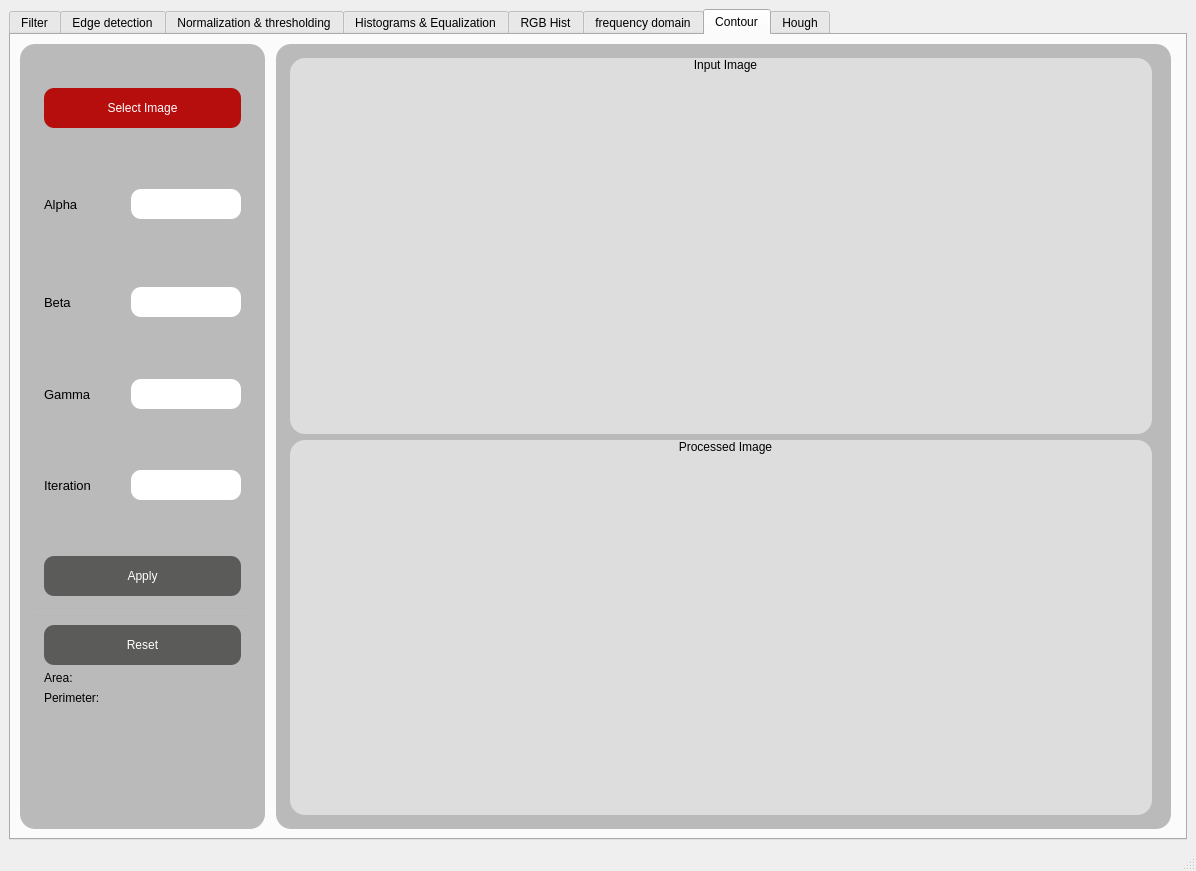
Above: task1.ui from Mohamed-hazem-mahrous/computer_vision_toolkit before the change. Below: the same form after it.
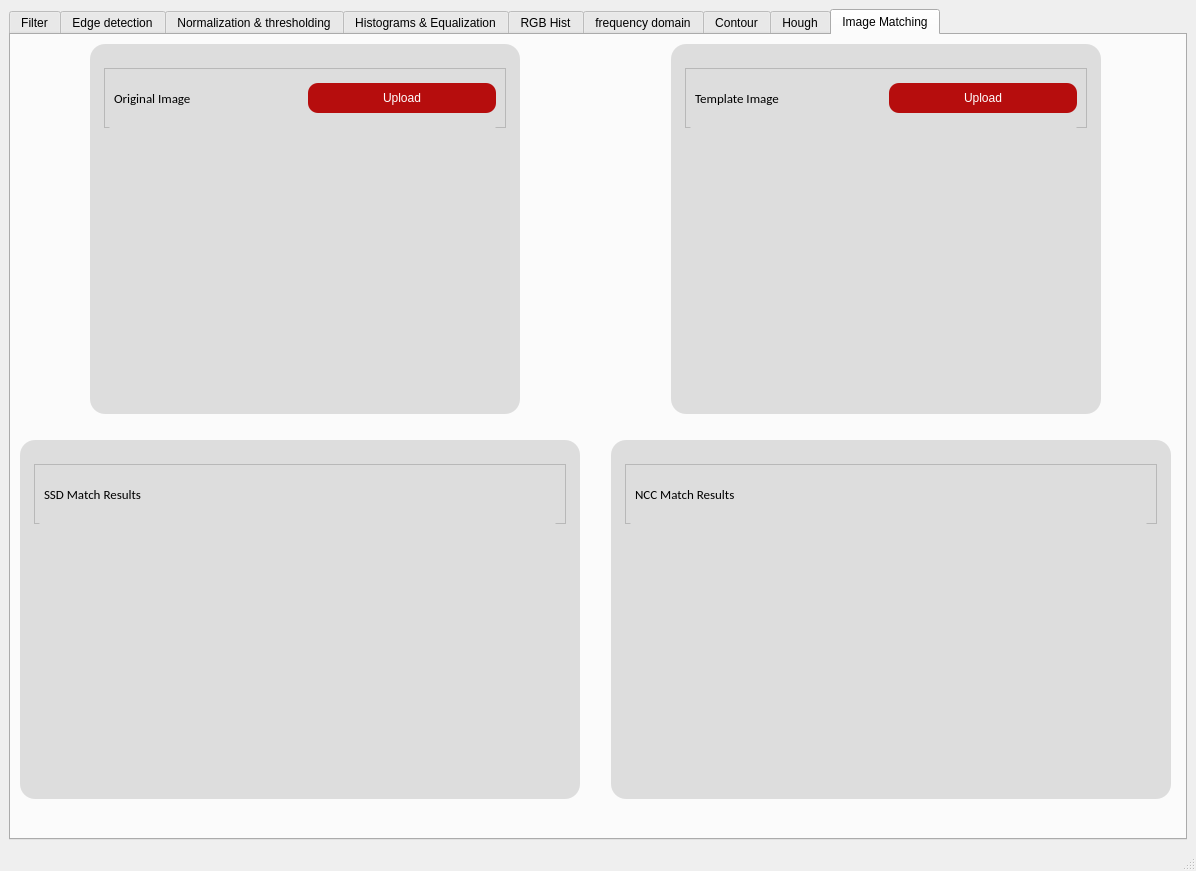
That is the form after the change. Icons and pictures are not drawn. Custom widgets are drawn as their Qt base class.

What changed in the file:
```diff
--- a/task1.ui
+++ b/task1.ui
@@ -24,7 +24,7 @@
        <string>&lt;html&gt;&lt;head/&gt;&lt;body&gt;&lt;p&gt;gg&lt;/p&gt;&lt;/body&gt;&lt;/html&gt;</string>
       </property>
       <property name="currentIndex">
-       <number>6</number>
+       <number>8</number>
       </property>
       <widget class="QWidget" name="tab">
        <attribute name="title">
@@ -5222,6 +5222,604 @@
         </item>
        </layout>
       </widget>
+      <widget class="QWidget" name="tab_9">
+       <attribute name="title">
+        <string>Image Matching</string>
+       </attribute>
+       <layout class="QGridLayout" name="gridLayout_14">
+        <item row="0" column="0">
+         <layout class="QGridLayout" name="gridLayout_78">
+          <item row="0" column="0">
+           <layout class="QHBoxLayout" name="horizontalLayout_25">
+            <property name="bottomMargin">
+             <number>20</number>
+            </property>
+            <item>
+             <layout class="QHBoxLayout" name="horizontalLayout_13">
+              <property name="leftMargin">
+               <number>70</number>
+              </property>
+              <property name="rightMargin">
+               <number>70</number>
+              </property>
+              <item>
+               <widget class="QGroupBox" name="groupBox_34">
+                <property name="styleSheet">
+                 <string notr="true">QGroupBox {
+  width: 65vw;
+  height: 90vh;
+  background-color:#dddddd;
+  border-radius: 15px;
+  padding: 5px; /* Adjust padding as needed */
+  margin-right: 5px;
+}
+
+/* You may need to adjust the sub-controls styles based on your specific requirements */
+QGroupBox::title {
+  subcontrol-origin: margin;
+  subcontrol-position: top center;
+  padding: 0 3px;
+}
+
+QGroupBox::indicator {
+  width: 13px;
+  height: 13px;
+}
+
+
+</string>
+                </property>
+                <property name="title">
+                 <string/>
+                </property>
+                <layout class="QGridLayout" name="gridLayout_71">
+                 <item row="0" column="0">
+                  <layout class="QVBoxLayout" name="verticalLayout_30">
+                   <item>
+                    <widget class="QFrame" name="frame_25">
+                     <property name="minimumSize">
+                      <size>
+                       <width>0</width>
+                       <height>60</height>
+                      </size>
+                     </property>
+                     <property name="maximumSize">
+                      <size>
+                       <width>16777215</width>
+                       <height>40</height>
+                      </size>
+                     </property>
+                     <property name="frameShape">
+                      <enum>QFrame::StyledPanel</enum>
+                     </property>
+                     <property name="frameShadow">
+                      <enum>QFrame::Raised</enum>
+                     </property>
+                     <layout class="QGridLayout" name="gridLayout_73">
+                      <item row="0" column="0">
+                       <widget class="QLabel" name="label_24">
+                        <property name="minimumSize">
+                         <size>
+                          <width>0</width>
+                          <height>30</height>
+                         </size>
+                        </property>
+                        <property name="font">
+                         <font>
+                          <family>Calibri</family>
+                          <pointsize>10</pointsize>
+                         </font>
+                        </property>
+                        <property name="text">
+                         <string>Original Image</string>
+                        </property>
+                       </widget>
+                      </item>
+                      <item row="0" column="1">
+                       <layout class="QHBoxLayout" name="horizontalLayout_39">
+                        <property name="leftMargin">
+                         <number>0</number>
+                        </property>
+                        <property name="topMargin">
+                         <number>0</number>
+                        </property>
+                        <property name="rightMargin">
+                         <number>0</number>
+                        </property>
+                        <property name="bottomMargin">
+                         <number>0</number>
+                        </property>
+                        <item>
+                         <widget class="QPushButton" name="upload_original_btn_match">
+                          <property name="minimumSize">
+                           <size>
+                            <width>0</width>
+                            <height>30</height>
+                           </size>
+                          </property>
+                          <property name="styleSheet">
+                           <string notr="true">QPushButton {
+    width: 50%;
+    background-color: rgb(182, 13, 13); /* Replace with the corresponding color value for --dark-grey in your application */
+    color: white;
+    border-radius: 10px;
+    text-align: center;
+
+}
+
+QPushButton:hover {
+    background-color: white;
+color:red /* Replace with the corresponding color value for --darkest-color in your application */
+}
+</string>
+                          </property>
+                          <property name="text">
+                           <string>Upload</string>
+                          </property>
+                         </widget>
+                        </item>
+                       </layout>
+                      </item>
+                     </layout>
+                    </widget>
+                   </item>
+                   <item>
+                    <layout class="QHBoxLayout" name="horizontalLayout_17">
+                     <item>
+                      <widget class="QGroupBox" name="groupBox_39">
+                       <property name="styleSheet">
+                        <string notr="true">QGroupBox {
+    border: none; /* or border: 0; */
+}
+
+QGroupBox::title {
+    subcontrol-origin: margin;
+    subcontrol-position: top left;
+    padding: 0 5px; /* Optional padding for the title */
+}
+
+</string>
+                       </property>
+                       <property name="title">
+                        <string/>
+                       </property>
+                       <layout class="QGridLayout" name="gridLayout_75">
+                        <item row="0" column="0">
+                         <widget class="PlotWidget" name="original_image_match" native="true"/>
+                        </item>
+                       </layout>
+                      </widget>
+                     </item>
+                    </layout>
+                   </item>
+                  </layout>
+                 </item>
+                </layout>
+               </widget>
+              </item>
+             </layout>
+            </item>
+            <item>
+             <layout class="QHBoxLayout" name="horizontalLayout_26">
+              <property name="leftMargin">
+               <number>70</number>
+              </property>
+              <property name="rightMargin">
+               <number>70</number>
+              </property>
+              <item>
+               <widget class="QGroupBox" name="groupBox_43">
+                <property name="styleSheet">
+                 <string notr="true">QGroupBox {
+  width: 65vw;
+  height: 90vh;
+  background-color:#dddddd;
+  border-radius: 15px;
+  padding: 5px; /* Adjust padding as needed */
+  margin-right: 5px;
+}
+
+/* You may need to adjust the sub-controls styles based on your specific requirements */
+QGroupBox::title {
+  subcontrol-origin: margin;
+  subcontrol-position: top center;
+  padding: 0 3px;
+}
+
+QGroupBox::indicator {
+  width: 13px;
+  height: 13px;
+}
+
+
+</string>
+                </property>
+                <property name="title">
+                 <string/>
+                </property>
+                <layout class="QGridLayout" name="gridLayout_95">
+                 <item row="0" column="0">
+                  <layout class="QVBoxLayout" name="verticalLayout_19">
+                   <item>
+                    <widget class="QFrame" name="frame_36">
+                     <property name="minimumSize">
+                      <size>
+                       <width>0</width>
+                       <height>60</height>
+                      </size>
+                     </property>
+                     <property name="maximumSize">
+                      <size>
+                       <width>16777215</width>
+                       <height>40</height>
+                      </size>
+                     </property>
+                     <property name="frameShape">
+                      <enum>QFrame::StyledPanel</enum>
+                     </property>
+                     <property name="frameShadow">
+                      <enum>QFrame::Raised</enum>
+                     </property>
+                     <layout class="QGridLayout" name="gridLayout_98">
+                      <item row="0" column="0">
+                       <widget class="QLabel" name="label_19">
+                        <property name="minimumSize">
+                         <size>
+                          <width>0</width>
+                          <height>30</height>
+                         </size>
+                        </property>
+                        <property name="font">
+                         <font>
+                          <family>Calibri</family>
+                          <pointsize>10</pointsize>
+                         </font>
+                        </property>
+                        <property name="text">
+                         <string>Template Image</string>
+                        </property>
+                       </widget>
+                      </item>
+                      <item row="0" column="1">
+                       <layout class="QHBoxLayout" name="horizontalLayout_40">
+                        <property name="leftMargin">
+                         <number>0</number>
+                        </property>
+                        <property name="topMargin">
+                         <number>0</number>
+                        </property>
+                        <property name="rightMargin">
+                         <number>0</number>
+                        </property>
+                        <property name="bottomMargin">
+                         <number>0</number>
+                        </property>
+                        <item>
+                         <widget class="QPushButton" name="upload_template_btn_match">
+                          <property name="minimumSize">
+                           <size>
+                            <width>0</width>
+                            <height>30</height>
+                           </size>
+                          </property>
+                          <property name="styleSheet">
+                           <string notr="true">QPushButton {
+    width: 50%;
+    background-color: rgb(182, 13, 13); /* Replace with the corresponding color value for --dark-grey in your application */
+    color: white;
+    border-radius: 10px;
+    text-align: center;
+
+}
+
+QPushButton:hover {
+    background-color: white;
+color:red /* Replace with the corresponding color value for --darkest-color in your application */
+}
+</string>
+                          </property>
+                          <property name="text">
+                           <string>Upload</string>
+                          </property>
+                         </widget>
+                        </item>
+                       </layout>
+                      </item>
+                     </layout>
+                    </widget>
+                   </item>
+                   <item>
+                    <layout class="QHBoxLayout" name="horizontalLayout_27">
+                     <item>
+                      <widget class="QGroupBox" name="groupBox_45">
+                       <property name="styleSheet">
+                        <string notr="true">QGroupBox {
+    border: none; /* or border: 0; */
+}
+
+QGroupBox::title {
+    subcontrol-origin: margin;
+    subcontrol-position: top left;
+    padding: 0 5px; /* Optional padding for the title */
+}
+
+</string>
+                       </property>
+                       <property name="title">
+                        <string/>
+                       </property>
+                       <layout class="QGridLayout" name="gridLayout_99">
+                        <item row="0" column="0">
+                         <widget class="PlotWidget" name="template_image_match" native="true"/>
+                        </item>
+                       </layout>
+                      </widget>
+                     </item>
+                    </layout>
+                   </item>
+                  </layout>
+                 </item>
+                </layout>
+               </widget>
+              </item>
+             </layout>
+            </item>
+           </layout>
+          </item>
+          <item row="1" column="0">
+           <layout class="QHBoxLayout" name="horizontalLayout_46">
+            <property name="topMargin">
+             <number>0</number>
+            </property>
+            <item>
+             <layout class="QHBoxLayout" name="horizontalLayout_47">
+              <property name="rightMargin">
+               <number>10</number>
+              </property>
+              <property name="bottomMargin">
+               <number>30</number>
+              </property>
+              <item>
+               <widget class="QGroupBox" name="groupBox_46">
+                <property name="styleSheet">
+                 <string notr="true">QGroupBox {
+  width: 65vw;
+  height: 90vh;
+  background-color:#dddddd;
+  border-radius: 15px;
+  padding: 5px; /* Adjust padding as needed */
+  margin-right: 5px;
+}
+
+/* You may need to adjust the sub-controls styles based on your specific requirements */
+QGroupBox::title {
+  subcontrol-origin: margin;
+  subcontrol-position: top center;
+  padding: 0 3px;
+}
+
+QGroupBox::indicator {
+  width: 13px;
+  height: 13px;
+}
+
+
+</string>
+                </property>
+                <property name="title">
+                 <string/>
+                </property>
+                <layout class="QGridLayout" name="gridLayout_100">
+                 <item row="0" column="0">
+                  <layout class="QVBoxLayout" name="verticalLayout_34">
+                   <item>
+                    <widget class="QFrame" name="frame_37">
+                     <property name="minimumSize">
+                      <size>
+                       <width>0</width>
+                       <height>60</height>
+                      </size>
+                     </property>
+                     <property name="maximumSize">
+                      <size>
+                       <width>16777215</width>
+                       <height>40</height>
+                      </size>
+                     </property>
+                     <property name="frameShape">
+                      <enum>QFrame::StyledPanel</enum>
+                     </property>
+                     <property name="frameShadow">
+                      <enum>QFrame::Raised</enum>
+                     </property>
+                     <layout class="QGridLayout" name="gridLayout_101">
+                      <item row="0" column="0">
+                       <widget class="QLabel" name="label_25">
+                        <property name="minimumSize">
+                         <size>
+                          <width>0</width>
+                          <height>30</height>
+                         </size>
+                        </property>
+                        <property name="font">
+                         <font>
+                          <family>Calibri</family>
+                          <pointsize>10</pointsize>
+                         </font>
+                        </property>
+                        <property name="text">
+                         <string>SSD Match Results</string>
+                        </property>
+                       </widget>
+                      </item>
+                     </layout>
+                    </widget>
+                   </item>
+                   <item>
+                    <layout class="QHBoxLayout" name="horizontalLayout_50">
+                     <item>
+                      <widget class="QGroupBox" name="groupBox_47">
+                       <property name="styleSheet">
+                        <string notr="true">QGroupBox {
+    border: none; /* or border: 0; */
+}
+
+QGroupBox::title {
+    subcontrol-origin: margin;
+    subcontrol-position: top left;
+    padding: 0 5px; /* Optional padding for the title */
+}
+
+</string>
+                       </property>
+                       <property name="title">
+                        <string/>
+                       </property>
+                       <layout class="QGridLayout" name="gridLayout_102">
+                        <item row="0" column="1">
+                         <widget class="PlotWidget" name="ssd_match_image" native="true"/>
+                        </item>
+                       </layout>
+                      </widget>
+                     </item>
+                    </layout>
+                   </item>
+                  </layout>
+                 </item>
+                </layout>
+               </widget>
+              </item>
+             </layout>
+            </item>
+            <item>
+             <layout class="QGridLayout" name="gridLayout_103"/>
+            </item>
+            <item>
+             <layout class="QHBoxLayout" name="horizontalLayout_55">
+              <property name="leftMargin">
+               <number>10</number>
+              </property>
+              <property name="bottomMargin">
+               <number>30</number>
+              </property>
+              <item>
+               <widget class="QGroupBox" name="groupBox_50">
+                <property name="styleSheet">
+                 <string notr="true">QGroupBox {
+  width: 65vw;
+  height: 90vh;
+  background-color:#dddddd;
+  border-radius: 15px;
+  padding: 5px; /* Adjust padding as needed */
+  margin-right: 5px;
+}
+
+/* You may need to adjust the sub-controls styles based on your specific requirements */
+QGroupBox::title {
+  subcontrol-origin: margin;
+  subcontrol-position: top center;
+  padding: 0 3px;
+}
+
+QGroupBox::indicator {
+  width: 13px;
+  height: 13px;
+}
+
+
+</string>
+                </property>
+                <property name="title">
+                 <string/>
+                </property>
+                <layout class="QGridLayout" name="gridLayout_121">
+                 <item row="0" column="0">
+                  <layout class="QVBoxLayout" name="verticalLayout_40">
+                   <item>
+                    <widget class="QFrame" name="frame_40">
+                     <property name="minimumSize">
+                      <size>
+                       <width>0</width>
+                       <height>60</height>
+                      </size>
+                     </property>
+                     <property name="maximumSize">
+                      <size>
+                       <width>16777215</width>
+                       <height>40</height>
+                      </size>
+                     </property>
+                     <property name="frameShape">
+                      <enum>QFrame::StyledPanel</enum>
+                     </property>
+                     <property name="frameShadow">
+                      <enum>QFrame::Raised</enum>
+                     </property>
+                     <layout class="QGridLayout" name="gridLayout_123">
+                      <item row="0" column="0">
+                       <widget class="QLabel" name="label_29">
+                        <property name="minimumSize">
+                         <size>
+                          <width>0</width>
+                          <height>30</height>
+                         </size>
+                        </property>
+                        <property name="font">
+                         <font>
+                          <family>Calibri</family>
+                          <pointsize>10</pointsize>
+                         </font>
+                        </property>
+                        <property name="text">
+                         <string>NCC Match Results</string>
+                        </property>
+                       </widget>
+                      </item>
+                     </layout>
+                    </widget>
+                   </item>
+                   <item>
+                    <layout class="QHBoxLayout" name="horizontalLayout_57">
+                     <item>
+                      <widget class="QGroupBox" name="groupBox_51">
+                       <property name="styleSheet">
+                        <string notr="true">QGroupBox {
+    border: none; /* or border: 0; */
+}
+
+QGroupBox::title {
+    subcontrol-origin: margin;
+    subcontrol-position: top left;
+    padding: 0 5px; /* Optional padding for the title */
+}
+
+</string>
+                       </property>
+                       <property name="title">
+                        <string/>
+                       </property>
+                       <layout class="QGridLayout" name="gridLayout_124">
+                        <item row="0" column="0">
+                         <widget class="PlotWidget" name="ncc_match_image" native="true"/>
+                        </item>
+                       </layout>
+                      </widget>
+                     </item>
+                    </layout>
+                   </item>
+                  </layout>
+                 </item>
+                </layout>
+               </widget>
+              </item>
+             </layout>
+            </item>
+           </layout>
+          </item>
+         </layout>
+        </item>
+       </layout>
+      </widget>
      </widget>
     </item>
    </layout>
```
Left out of the diff: 2 changed lines with no effect on the pictures.
